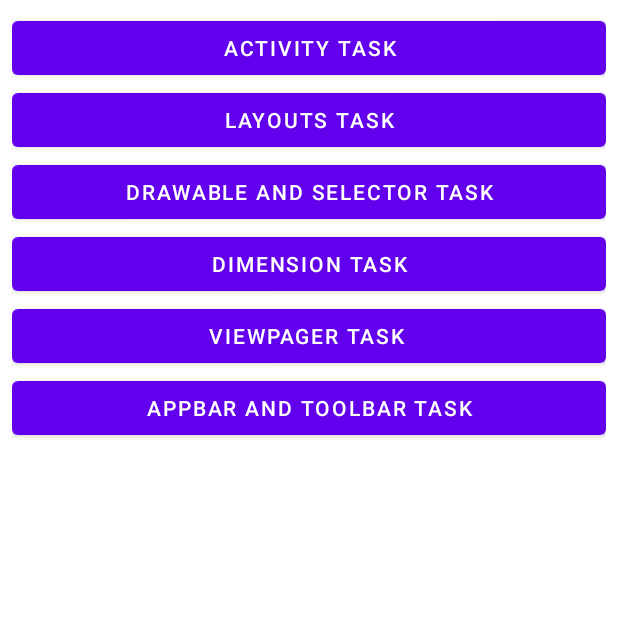
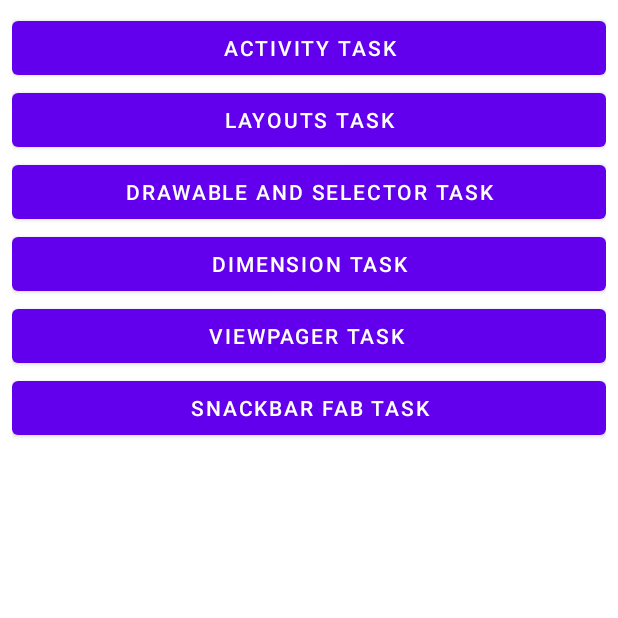
Before and after one commit to nishiket04/Mobile-Training-2025, an Android app: the screen it shows after launch (MainActivity), on a phone screen of 412 x 824 dp, the top half of it. Run offline under Robolectric (Android 15) with nearby library versions, the phone set to English and light mode, and no system bars.

Commit message:
added button in main kt and some svgs

```diff
--- a/app/src/main/java/com/nishiket/task/MainActivity.kt
+++ b/app/src/main/java/com/nishiket/task/MainActivity.kt
@@ -5,10 +5,10 @@ import android.os.Bundle
 import android.widget.Button
 import androidx.appcompat.app.AppCompatActivity
 import com.nishiket.task.activity.TaskOfActivity
-import com.nishiket.task.appbar.AppbarToolbarActivity
 import com.nishiket.task.dimension.DimensionActivity
 import com.nishiket.task.drawable.DrawableActivity
 import com.nishiket.task.layouts.LayoutsActivity
+import com.nishiket.task.snackbar_fab.SnackbarFabActivity
 import com.nishiket.task.viewpager.ViewPagerActivity
 
 class MainActivity : AppCompatActivity() {
@@ -17,7 +17,7 @@ class MainActivity : AppCompatActivity() {
     private lateinit var drawable_task: Button
     private lateinit var viewpager_task: Button
     private lateinit var dimension_task: Button
-    private lateinit var appbar_toolbar_task: Button
+    private lateinit var snackbar_fab_task: Button
     override fun onCreate(savedInstanceState: Bundle?) {
         super.onCreate(savedInstanceState)
         setContentView(R.layout.activity_main)
@@ -42,12 +42,10 @@ class MainActivity : AppCompatActivity() {
         viewpager_task.setOnClickListener{ view->
             startActivity(viewPager)
         }
-
-        val appBar: Intent = Intent(this,AppbarToolbarActivity::class.java)
-        appbar_toolbar_task.setOnClickListener { view->
-            startActivity(appBar)
+        val snackBarFab: Intent = Intent(this, SnackbarFabActivity::class.java)
+        snackbar_fab_task.setOnClickListener{ view->
+            startActivity(snackBarFab)
         }
-
     }
 
     fun findIds() {
@@ -56,7 +54,7 @@ class MainActivity : AppCompatActivity() {
         drawable_task = findViewById(R.id.drawable_task)
         viewpager_task = findViewById(R.id.viewpager_task)
         dimension_task = findViewById(R.id.dimension_task)
-        appbar_toolbar_task = findViewById(R.id.appbar_toolbar_task)
+        snackbar_fab_task = findViewById(R.id.Snackbar_fab_task)
     }
 
 }
--- /dev/null
+++ b/app/src/main/res/drawable/baseline_360_24.xml
@@ -0,0 +1,5 @@
+<vector xmlns:android="http://schemas.android.com/apk/res/android" android:autoMirrored="true" android:height="24dp" android:tint="#000000" android:viewportHeight="24" android:viewportWidth="24" android:width="24dp">
+
+    <path android:fillColor="@android:color/white" android:pathData="M12,7C6.48,7 2,9.24 2,12c0,2.24 2.94,4.13 7,4.77V20l4,-4 -4,-4v2.73c-3.15,-0.56 -5,-1.9 -5,-2.73 0,-1.06 3.04,-3 8,-3s8,1.94 8,3c0,0.73 -1.46,1.89 -4,2.53v2.05c3.53,-0.77 6,-2.53 6,-4.58 0,-2.76 -4.48,-5 -10,-5z"/>
+
+</vector>
--- /dev/null
+++ b/app/src/main/res/drawable/baseline_3g_mobiledata_24.xml
@@ -0,0 +1,5 @@
+<vector xmlns:android="http://schemas.android.com/apk/res/android" android:height="24dp" android:tint="#000000" android:viewportHeight="24" android:viewportWidth="24" android:width="24dp">
+
+    <path android:fillColor="@android:color/white" android:pathData="M3,7v2h5v2H4v2h4v2H3v2h5c1.1,0 2,-0.9 2,-2v-1.5c0,-0.83 -0.67,-1.5 -1.5,-1.5c0.83,0 1.5,-0.67 1.5,-1.5V9c0,-1.1 -0.9,-2 -2,-2H3zM21,11v4c0,1.1 -0.9,2 -2,2h-5c-1.1,0 -2,-0.9 -2,-2V9c0,-1.1 0.9,-2 2,-2h5c1.1,0 2,0.9 2,2h-7v6h5v-2h-2.5v-2H21z"/>
+
+</vector>
--- /dev/null
+++ b/app/src/main/res/drawable/baseline_add_ic_call_24.xml
@@ -0,0 +1,5 @@
+<vector xmlns:android="http://schemas.android.com/apk/res/android" android:height="24dp" android:tint="#000000" android:viewportHeight="24" android:viewportWidth="24" android:width="24dp">
+
+    <path android:fillColor="@android:color/white" android:pathData="M20,15.5c-1.25,0 -2.45,-0.2 -3.57,-0.57 -0.35,-0.11 -0.74,-0.03 -1.02,0.24l-2.2,2.2c-2.83,-1.44 -5.15,-3.75 -6.59,-6.59l2.2,-2.21c0.28,-0.26 0.36,-0.65 0.25,-1C8.7,6.45 8.5,5.25 8.5,4c0,-0.55 -0.45,-1 -1,-1H4c-0.55,0 -1,0.45 -1,1 0,9.39 7.61,17 17,17 0.55,0 1,-0.45 1,-1v-3.5c0,-0.55 -0.45,-1 -1,-1zM21,6h-3V3h-2v3h-3v2h3v3h2V8h3z"/>
+
+</vector>
--- a/app/src/main/res/layout/activity_main.xml
+++ b/app/src/main/res/layout/activity_main.xml
@@ -40,10 +40,10 @@
         android:text="ViewPager Task "
         />
     <Button
-        android:id="@+id/appbar_toolbar_task"
+        android:id="@+id/Snackbar_fab_task"
         android:layout_width="match_parent"
         android:layout_height="wrap_content"
-        android:text="AppBar and ToolBar Task"
+        android:text="Snackbar Fab Task"
         />
 
 </LinearLayout>
```
Also changed, not shown: app/src/main/AndroidManifest.xml (+6 -3 lines), app/src/main/java/com/nishiket/task/snackbar_fab/SnackbarFabActivity.kt (added, +12 -0 lines), app/src/main/res/drawable/baseline_5g_24.xml (added, +7 -0 lines), app/src/main/res/layout/activity_snackbar_fab.xml (added, +11 -0 lines).
